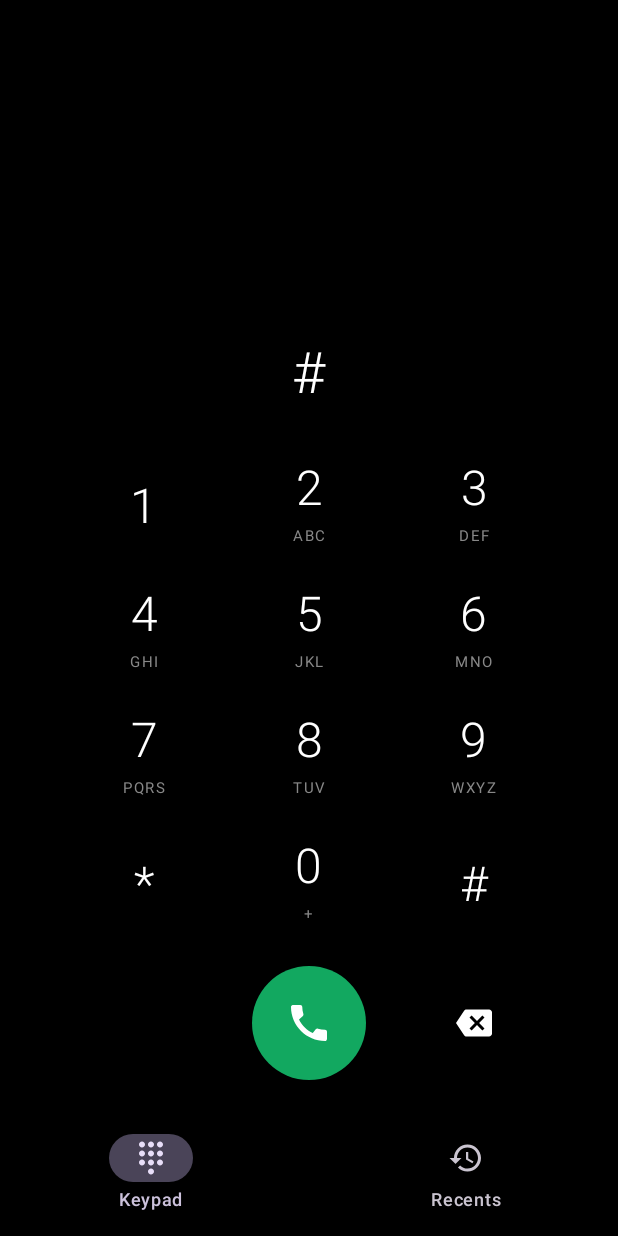
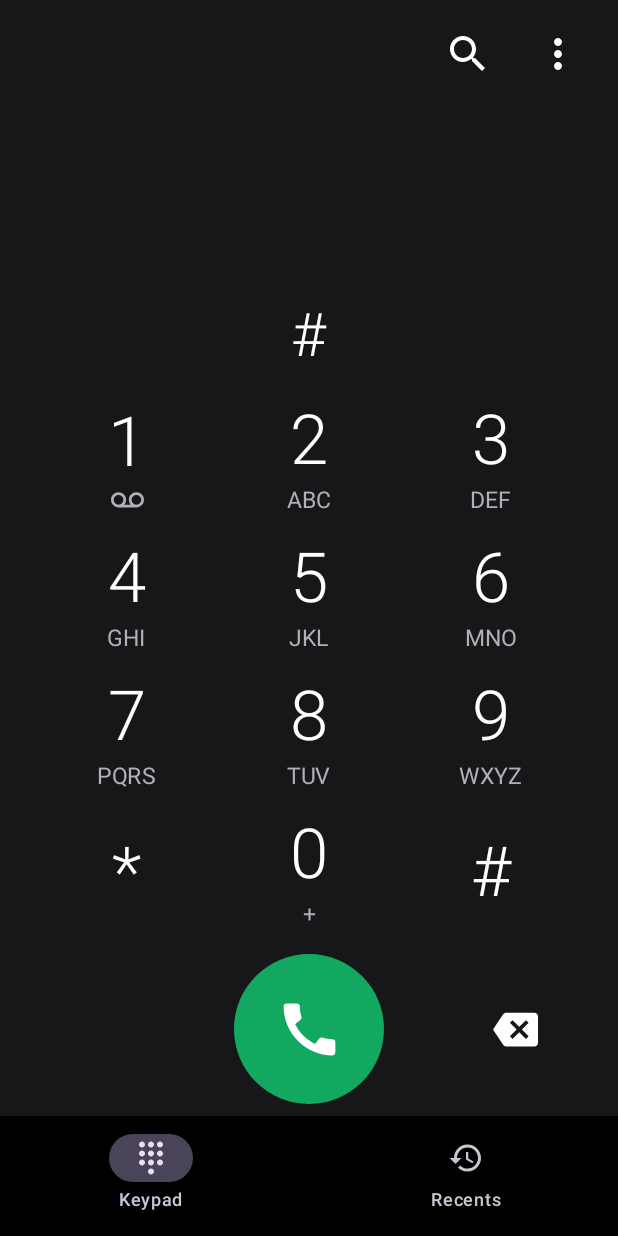
Before and after one commit to aisavexa-design/phone_s, an Android app built with Jetpack Compose: the screen it shows after launch (MainActivity), after a tap on an icon or button, on a phone screen of 412 x 824 dp. Run offline under Robolectric (Android 15) with nearby library versions, the phone set to English and light mode, and no system bars.

Commit message:
Update DialpadScreen.kt

```diff
--- a/app/src/main/java/com/phones/dialer/DialpadScreen.kt
+++ b/app/src/main/java/com/phones/dialer/DialpadScreen.kt
@@ -16,9 +16,13 @@ import androidx.compose.foundation.interaction.MutableInteractionSource
 import androidx.compose.foundation.interaction.collectIsPressedAsState
 import androidx.compose.foundation.layout.*
 import androidx.compose.foundation.shape.CircleShape
+import androidx.compose.foundation.shape.RoundedCornerShape
 import androidx.compose.material.icons.Icons
 import androidx.compose.material.icons.automirrored.filled.Backspace
 import androidx.compose.material.icons.filled.Call
+import androidx.compose.material.icons.filled.MoreVert
+import androidx.compose.material.icons.filled.Search
+import androidx.compose.material.icons.filled.Voicemail
 import androidx.compose.material3.Icon
 import androidx.compose.material3.Text
 import androidx.compose.runtime.*
@@ -43,6 +47,7 @@ fun placeCall(ctx: Context, number: String) {
         Toast.makeText(ctx, "Call fail: ${e.message}", Toast.LENGTH_LONG).show()
     }
 }
+
 private val KEYS = listOf(
     listOf("1" to "", "2" to "ABC", "3" to "DEF"),
     listOf("4" to "GHI", "5" to "JKL", "6" to "MNO"),
@@ -57,24 +62,29 @@ fun DialpadScreen(initial: String = "") {
     val ctx = LocalContext.current
     val haptic = LocalHapticFeedback.current
 
-    Column(
-        Modifier.fillMaxSize().padding(horizontal = 24.dp),
-        horizontalAlignment = Alignment.CenterHorizontally
+    Column(Modifier.fillMaxSize().background(SamBg)) {
+        Row(
+            Modifier.fillMaxWidth().padding(top = 20.dp, end = 24.dp),
+            horizontalArrangement = Arrangement.End,
+            verticalAlignment = Alignment.CenterVertically
         ) {
-        Spacer(Modifier.weight(1f))
+            Icon(Icons.Filled.Search, null, tint = Color.White, modifier = Modifier.size(32.dp))
+            Spacer(Modifier.width(28.dp))
+            Icon(Icons.Filled.MoreVert, null, tint = Color.White, modifier = Modifier.size(32.dp))
+        }
+
+        Box(Modifier.weight(1f).fillMaxWidth(), contentAlignment = Alignment.BottomCenter) {
             Text(
-            number, fontSize = 38.sp, fontWeight = FontWeight.Light,
-            color = Color.White, maxLines = 1
+                number, fontSize = 40.sp, fontWeight = FontWeight.Light,
+                color = Color.White, maxLines = 1,
+                modifier = Modifier.padding(bottom = 12.dp)
             )
-        Spacer(Modifier.height(24.dp))
+        }
 
         KEYS.forEach { row ->
-            Row(
-                Modifier.fillMaxWidth().padding(vertical = 4.dp),
-                horizontalArrangement = Arrangement.SpaceEvenly
-            ) {
+            Row(Modifier.fillMaxWidth().padding(horizontal = 24.dp)) {
                 row.forEach { (digit, letters) ->
-                    DialKey(digit, letters) {
+                    DialKey(digit, letters, Modifier.weight(1f)) {
                         haptic.performHapticFeedback(HapticFeedbackType.TextHandleMove)
                         number += digit
                     }
@@ -83,21 +93,28 @@ fun DialpadScreen(initial: String = "") {
         }
 
         Row(
-            Modifier.fillMaxWidth().padding(top = 12.dp, bottom = 24.dp),
-            horizontalArrangement = Arrangement.SpaceEvenly,
+            Modifier.fillMaxWidth().padding(top = 8.dp, bottom = 8.dp),
             verticalAlignment = Alignment.CenterVertically
         ) {
-            Spacer(Modifier.size(76.dp))
+            Box(Modifier.weight(1f))
+            Box(Modifier.weight(1f), contentAlignment = Alignment.Center) {
                 CallButton { placeCall(ctx, number) }
+            }
+            Box(Modifier.weight(1f), contentAlignment = Alignment.Center) {
+                if (number.isNotEmpty()) {
                     Box(
-                Modifier.size(76.dp).clip(CircleShape).combinedClickable(
-                    onClick = { if (number.isNotEmpty()) number = number.dropLast(1) },
+                        Modifier.size(72.dp).clip(CircleShape).combinedClickable(
+                            onClick = { number = number.dropLast(1) },
                             onLongClick = { number = "" }
                         ),
                         contentAlignment = Alignment.Center
                     ) {
-                if (number.isNotEmpty())
-                    Icon(Icons.AutoMirrored.Filled.Backspace, null, tint = Color.White)
+                        Icon(
+                            Icons.AutoMirrored.Filled.Backspace, null,
+                            tint = Color.White, modifier = Modifier.size(30.dp)
+                        )
+                    }
+                }
             }
         }
     }
@@ -105,28 +122,32 @@ fun DialpadScreen(initial: String = "") {
 
 @OptIn(ExperimentalFoundationApi::class)
 @Composable
-private fun DialKey(digit: String, letters: String, onClick: () -> Unit) {
+private fun DialKey(digit: String, letters: String, modifier: Modifier, onClick: () -> Unit) {
     val src = remember { MutableInteractionSource() }
     val pressed by src.collectIsPressedAsState()
     val scale by animateFloatAsState(
-        if (pressed) 0.86f else 1f,
+        if (pressed) 0.9f else 1f,
         spring(Spring.DampingRatioMediumBouncy, Spring.StiffnessMedium), label = "scale"
     )
     val bg by animateColorAsState(
-        if (pressed) Color(0x33FFFFFF) else Color.Transparent,
+        if (pressed) Color(0x22FFFFFF) else Color.Transparent,
         spring(stiffness = Spring.StiffnessMedium), label = "bg"
     )
     Box(
-        Modifier.size(76.dp).scale(scale).clip(CircleShape).background(bg)
-            .combinedClickable(
-                interactionSource = src, indication = null, onClick = onClick
-            ),
+        modifier.height(92.dp).scale(scale).clip(RoundedCornerShape(46.dp)).background(bg)
+            .combinedClickable(interactionSource = src, indication = null, onClick = onClick),
         contentAlignment = Alignment.Center
     ) {
         Column(horizontalAlignment = Alignment.CenterHorizontally) {
-            Text(digit, fontSize = 32.sp, fontWeight = FontWeight.Light, color = Color.White)
-            if (letters.isNotEmpty())
-                Text(letters, fontSize = 10.sp, color = Color.Gray, letterSpacing = 1.sp)
+            Text(digit, fontSize = 46.sp, fontWeight = FontWeight.Light, color = Color.White)
+            if (digit == "1") {
+                Icon(
+                    Icons.Filled.Voicemail, null, tint = SamGray,
+                    modifier = Modifier.size(22.dp)
+                )
+            } else if (letters.isNotEmpty()) {
+                Text(letters, fontSize = 15.sp, color = SamGray)
+            }
         }
     }
 }
@@ -141,8 +162,8 @@ private fun CallButton(onClick: () -> Unit) {
         spring(Spring.DampingRatioMediumBouncy, Spring.StiffnessMedium), label = "call"
     )
     Box(
-        Modifier.size(76.dp).scale(scale).clip(CircleShape).background(SamGreen)
+        Modifier.size(100.dp).scale(scale).clip(CircleShape).background(SamGreen)
             .combinedClickable(interactionSource = src, indication = null, onClick = onClick),
         contentAlignment = Alignment.Center
-    ) { Icon(Icons.Filled.Call, null, tint = Color.White, modifier = Modifier.size(32.dp)) }
+    ) { Icon(Icons.Filled.Call, null, tint = Color.White, modifier = Modifier.size(46.dp)) }
 }
```
Lines whose indentation alone changed are shown as unchanged.
